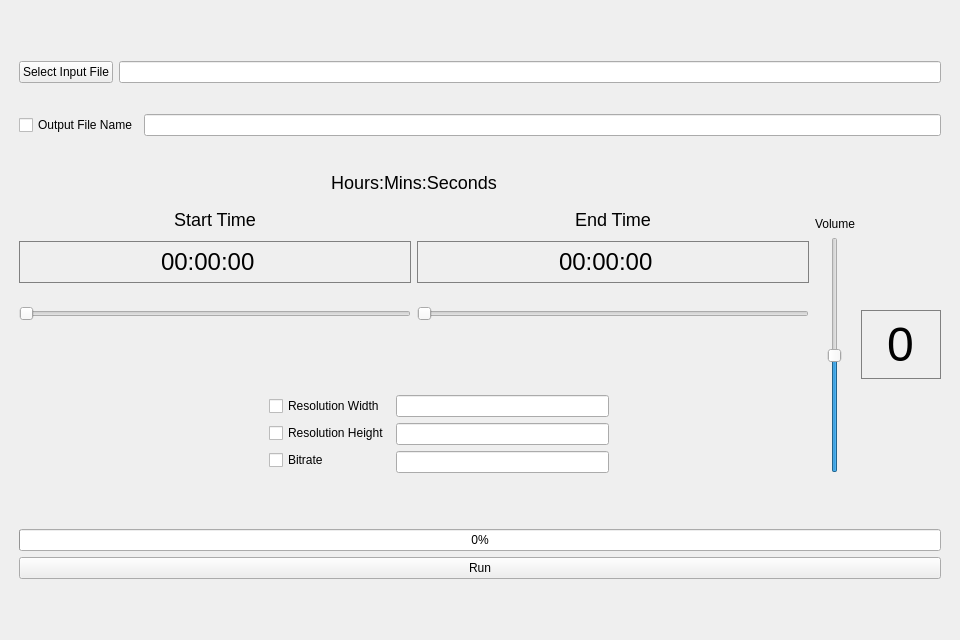
Before: the Qt Designer form gui.ui in KnoBuddy/videoeditor, drawn with Qt 5.
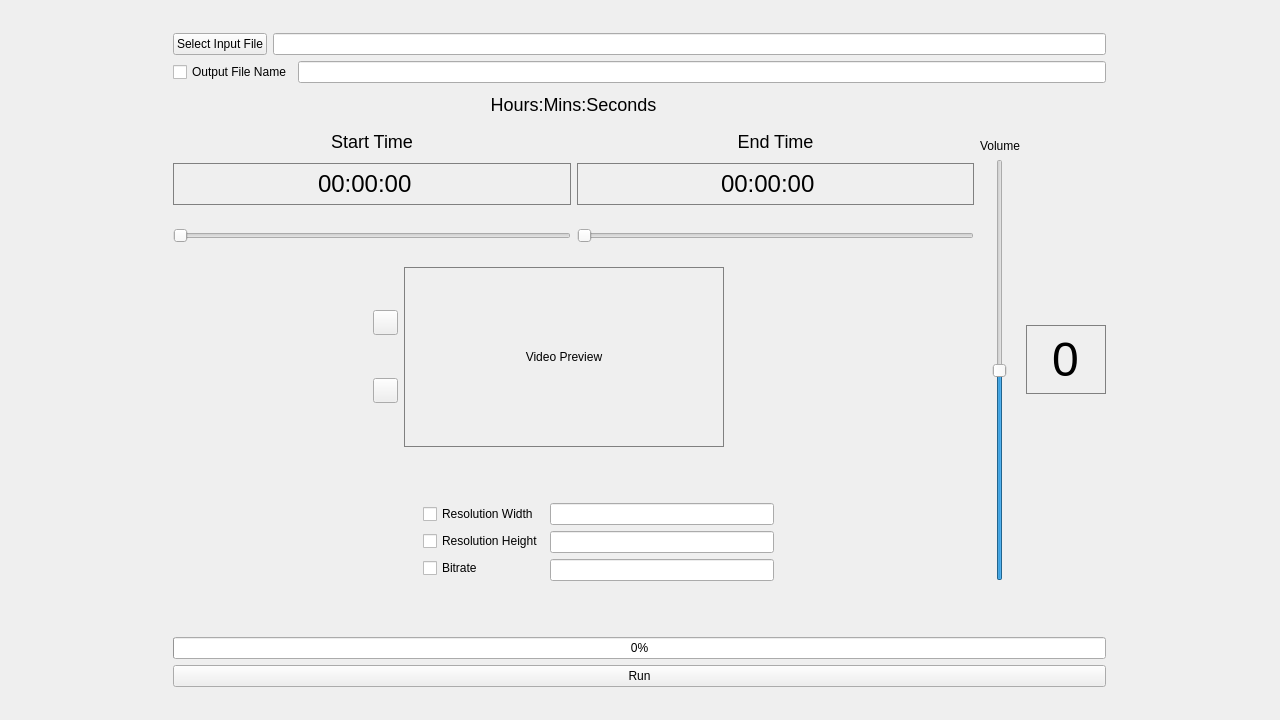
After: the same form once the commit is applied.

Commit message: video preview added, functionality not complete

```diff
--- a/gui.ui
+++ b/gui.ui
@@ -6,8 +6,8 @@
    <rect>
     <x>0</x>
     <y>0</y>
-    <width>960</width>
-    <height>640</height>
+    <width>1280</width>
+    <height>720</height>
    </rect>
   </property>
   <property name="sizePolicy">
@@ -33,7 +33,7 @@
   </property>
   <widget class="QWidget" name="centralwidget">
    <layout class="QGridLayout" name="gridLayout">
-    <item row="0" column="1">
+    <item row="0" column="0">
      <widget class="QWidget" name="verticalWidget" native="true">
       <property name="sizePolicy">
        <sizepolicy hsizetype="Fixed" vsizetype="Fixed">
@@ -73,8 +73,6 @@
          <item>
           <layout class="QVBoxLayout" name="verticalLayout_5">
            <item>
-            <layout class="QVBoxLayout" name="verticalLayout">
-             <item>
               <widget class="QLabel" name="hoursminsseconds">
                <property name="maximumSize">
                 <size>
@@ -217,6 +215,89 @@
                   </widget>
                  </item>
                 </layout>
+             </item>
+            </layout>
+           </item>
+           <item>
+            <layout class="QVBoxLayout" name="verticalLayout">
+             <item>
+              <layout class="QHBoxLayout" name="horizontalLayout">
+               <property name="leftMargin">
+                <number>200</number>
+               </property>
+               <property name="rightMargin">
+                <number>250</number>
+               </property>
+               <item>
+                <layout class="QVBoxLayout" name="verticalLayout_2">
+                 <property name="spacing">
+                  <number>0</number>
+                 </property>
+                 <item>
+                  <widget class="QPushButton" name="play">
+                   <property name="minimumSize">
+                    <size>
+                     <width>0</width>
+                     <height>0</height>
+                    </size>
+                   </property>
+                   <property name="maximumSize">
+                    <size>
+                     <width>25</width>
+                     <height>25</height>
+                    </size>
+                   </property>
+                   <property name="text">
+                    <string/>
+                   </property>
+                  </widget>
+                 </item>
+                 <item>
+                  <widget class="QPushButton" name="stop">
+                   <property name="minimumSize">
+                    <size>
+                     <width>0</width>
+                     <height>0</height>
+                    </size>
+                   </property>
+                   <property name="maximumSize">
+                    <size>
+                     <width>25</width>
+                     <height>25</height>
+                    </size>
+                   </property>
+                   <property name="text">
+                    <string/>
+                   </property>
+                  </widget>
+                 </item>
+                </layout>
+               </item>
+               <item>
+                <widget class="QLabel" name="preview">
+                 <property name="minimumSize">
+                  <size>
+                   <width>320</width>
+                   <height>180</height>
+                  </size>
+                 </property>
+                 <property name="maximumSize">
+                  <size>
+                   <width>320</width>
+                   <height>180</height>
+                  </size>
+                 </property>
+                 <property name="styleSheet">
+                  <string notr="true">border: 1px  solid grey;
+</string>
+                 </property>
+                 <property name="text">
+                  <string>Video Preview</string>
+                 </property>
+                 <property name="alignment">
+                  <set>Qt::AlignCenter</set>
+                 </property>
+                </widget>
                </item>
               </layout>
              </item>
@@ -400,7 +481,7 @@
             <number>0</number>
            </property>
            <property name="bottomMargin">
-            <number>25</number>
+            <number>0</number>
            </property>
            <item>
             <widget class="QPushButton" name="input_file_button">
@@ -426,7 +507,7 @@
             <number>0</number>
            </property>
            <property name="bottomMargin">
-            <number>25</number>
+            <number>0</number>
            </property>
            <item>
             <widget class="QCheckBox" name="output_file_check">
```
Left out of the diff: 4 changed lines with no effect on the pictures. Lines whose indentation alone changed are shown as unchanged. The commit also changes 5 other files.
